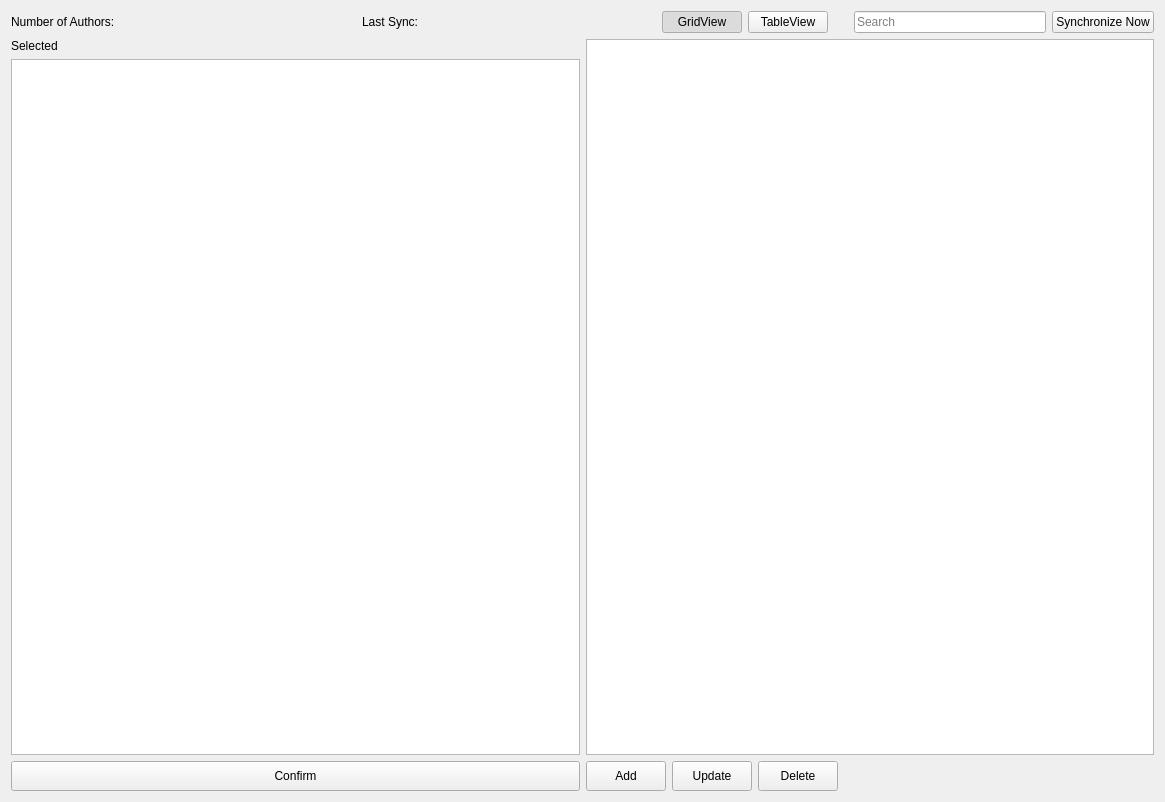
yunag/QLibraryManagementSystem, file src/forms/authorsection.ui: the form before one commit.
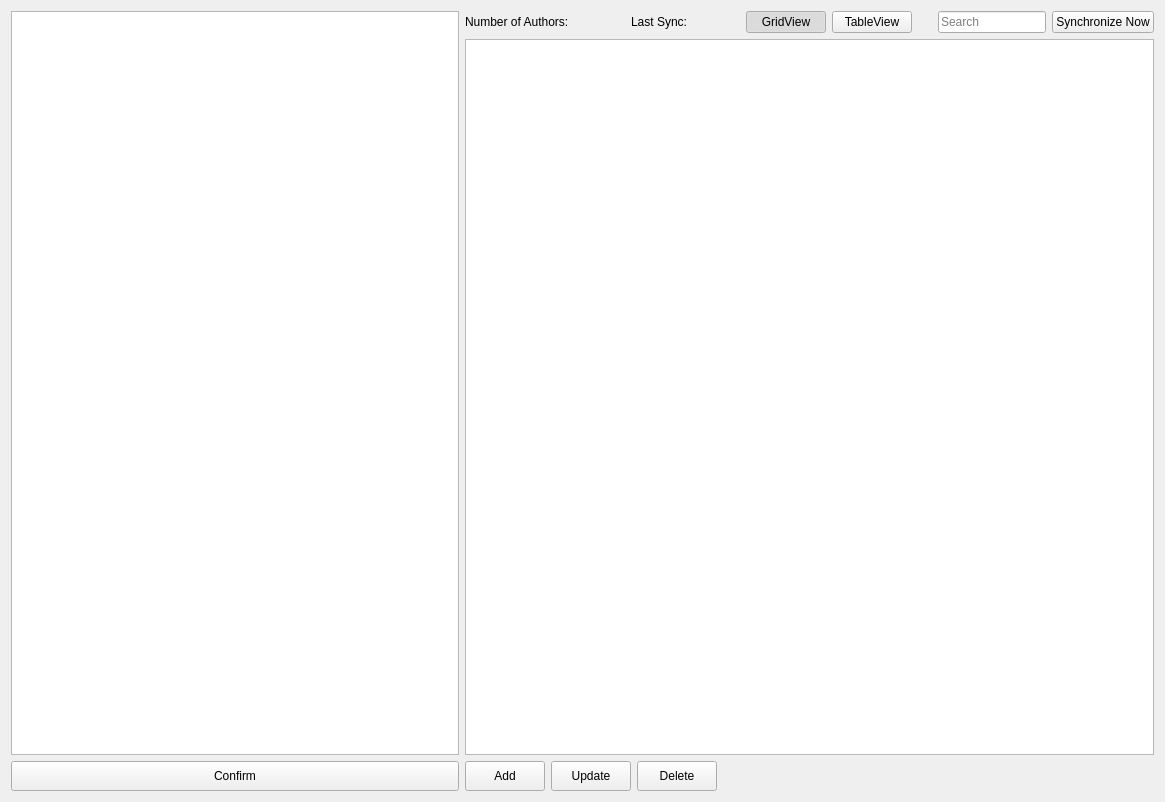
The form after the commit. Icons and pictures are not drawn. Custom widgets are drawn as their Qt base class.

The edit to the form file:
```diff
--- a/src/forms/authorsection.ui
+++ b/src/forms/authorsection.ui
@@ -13,6 +13,49 @@
   <property name="windowTitle">
    <string>Form</string>
   </property>
+  <layout class="QHBoxLayout" name="horizontalLayout">
+   <item>
+    <widget class="QWidget" name="authorPicker" native="true">
+     <layout class="QVBoxLayout" name="verticalLayout_6">
+      <property name="leftMargin">
+       <number>0</number>
+      </property>
+      <property name="topMargin">
+       <number>0</number>
+      </property>
+      <property name="rightMargin">
+       <number>0</number>
+      </property>
+      <property name="bottomMargin">
+       <number>0</number>
+      </property>
+      <item>
+       <widget class="HeaderListView" name="authorPickerList">
+        <property name="editTriggers">
+         <set>QAbstractItemView::NoEditTriggers</set>
+        </property>
+        <property name="viewMode">
+         <enum>QListView::IconMode</enum>
+        </property>
+       </widget>
+      </item>
+      <item>
+       <widget class="QPushButton" name="confirmButton">
+        <property name="minimumSize">
+         <size>
+          <width>0</width>
+          <height>30</height>
+         </size>
+        </property>
+        <property name="text">
+         <string>Confirm</string>
+        </property>
+       </widget>
+      </item>
+     </layout>
+    </widget>
+   </item>
+   <item>
   <layout class="QVBoxLayout" name="verticalLayout_5">
    <item>
     <widget class="QWidget" name="topBar" native="true">
@@ -137,8 +180,13 @@
          <string>GridView</string>
         </property>
         <property name="icon">
-         <iconset resource="../../resources/resource.qrc">
-          <normaloff>:/icons/grid.svg</normaloff>:/icons/grid.svg</iconset>
+           <iconset theme="view-grid"/>
+          </property>
+          <property name="iconSize">
+           <size>
+            <width>18</width>
+            <height>18</height>
+           </size>
         </property>
         <property name="checkable">
          <bool>true</bool>
@@ -162,8 +210,8 @@
         </property>
         <property name="iconSize">
          <size>
-          <width>16</width>
-          <height>16</height>
+            <width>18</width>
+            <height>18</height>
          </size>
         </property>
         <property name="checkable">
@@ -215,56 +263,14 @@
          <string>Synchronize Now</string>
         </property>
         <property name="icon">
-         <iconset resource="../../resources/resource.qrc">
-          <normaloff>:/icons/reload.svg</normaloff>:/icons/reload.svg</iconset>
-        </property>
-       </widget>
-      </item>
-     </layout>
-    </widget>
-   </item>
-   <item>
-    <layout class="QHBoxLayout" name="horizontalLayout">
-     <item>
-      <widget class="QWidget" name="authorPicker" native="true">
-       <layout class="QVBoxLayout" name="verticalLayout_6">
-        <property name="leftMargin">
-         <number>0</number>
-        </property>
-        <property name="topMargin">
-         <number>0</number>
-        </property>
-        <property name="rightMargin">
-         <number>0</number>
-        </property>
-        <property name="bottomMargin">
-         <number>0</number>
-        </property>
-        <item>
-         <widget class="QLabel" name="label_2">
-          <property name="text">
-           <string>Selected</string>
-          </property>
-         </widget>
-        </item>
-        <item>
-         <widget class="QListView" name="authorPickerList">
-          <property name="viewMode">
-           <enum>QListView::IconMode</enum>
-          </property>
-         </widget>
-        </item>
-        <item>
-         <widget class="QPushButton" name="confirmButton">
-          <property name="minimumSize">
+           <iconset theme="state-sync"/>
+          </property>
+          <property name="iconSize">
            <size>
-            <width>0</width>
-            <height>30</height>
+            <width>18</width>
+            <height>18</height>
            </size>
           </property>
-          <property name="text">
-           <string>Confirm</string>
-          </property>
          </widget>
         </item>
        </layout>
@@ -272,9 +278,6 @@
      </item>
      <item>
       <layout class="QVBoxLayout" name="verticalLayout_4">
-       <property name="spacing">
-        <number>6</number>
-       </property>
        <item>
         <widget class="QStackedWidget" name="stackedWidget">
          <property name="sizePolicy">
@@ -315,11 +318,7 @@
               <bool>true</bool>
              </property>
              <property name="styleSheet">
-              <string notr="true">QListView {
-	outline: 0;
-	background-color: &quot;#eeeeee&quot;
-}
-</string>
+              <string notr="true"/>
              </property>
              <property name="horizontalScrollBarPolicy">
               <enum>Qt::ScrollBarAlwaysOff</enum>
@@ -618,7 +617,12 @@
   <customwidget>
    <class>GridView</class>
    <extends>QListView</extends>
-   <header>gridview.h</header>
+   <header>view/gridview.h</header>
+  </customwidget>
+  <customwidget>
+   <class>HeaderListView</class>
+   <extends>QListView</extends>
+   <header>view/headerlistview.h</header>
   </customwidget>
  </customwidgets>
  <resources>
```
Left out of the diff: 3 changed lines with no effect on the pictures. Lines whose indentation alone changed are shown as unchanged.
